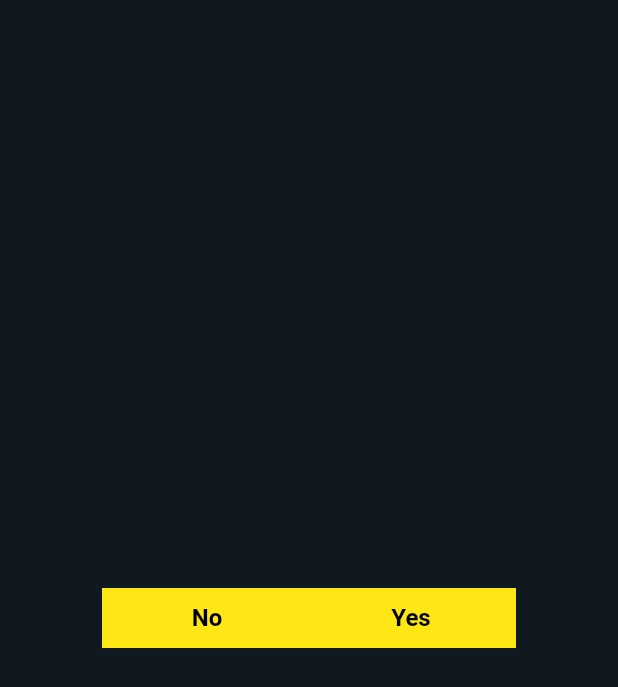
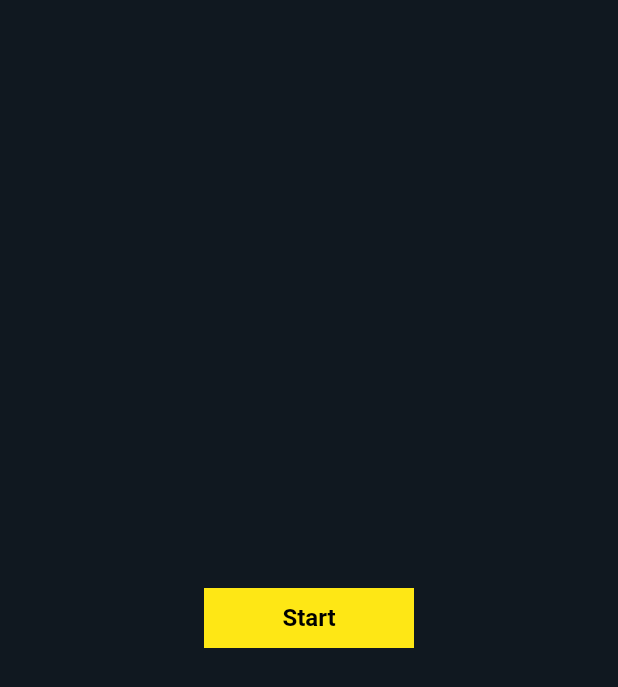
Before and after one commit to callumf222/Decision-Game, a Flutter app: the screen it shows after launch, on a phone screen of 412 x 824 dp. Shown: the top 687 px of the screen. Run offline on Flutter 3.47's test engine with Material 2 defaults, Android fonts, the phone set to English and light mode, and no system bars; drawn by our look-alikes of animated_background; our stand-ins replace hive, hive_flutter; accounts and stored records are empty.

Commit message:
Adding start button

```diff
--- a/lib/main.dart
+++ b/lib/main.dart
@@ -73,9 +73,10 @@ class MyFlutterState extends State<MyFlutterApp> with TickerProviderStateMixin {
   late int yesID;
   String description = "";
 
+  bool visableStartID = true;
   bool visableRestartID = false;
-  bool visableYesID = true;
-  bool visableNoID = true;
+  bool visableYesID = false;
+  bool visableNoID = false;
 
   @override
   void initState()  {
@@ -88,7 +89,7 @@ class MyFlutterState extends State<MyFlutterApp> with TickerProviderStateMixin {
            ID = current.ID;
            yesID = current.yesID;
            noID = current.noID;
-           description = current.description;
+           description = "Press start when you are ready!";
          }
        });
     });
@@ -130,6 +131,23 @@ class MyFlutterState extends State<MyFlutterApp> with TickerProviderStateMixin {
     });
   }
 
+  void startOnClickHandler(){
+    setState(() {
+      DecisionMap? current = box.get(1);
+      if(current != null) {
+        ID = current.ID;
+        yesID = current.yesID;
+        noID = current.noID;
+        description = current.description;
+
+        visableStartID = false;
+        visableRestartID = false;
+        visableYesID = true;
+        visableNoID = true;
+      }
+    });
+  }
+
   void restartOnClickHandler(){
     setState(() {
       DecisionMap? current = box.get(1);
@@ -137,10 +155,13 @@ class MyFlutterState extends State<MyFlutterApp> with TickerProviderStateMixin {
         ID = current.ID;
         yesID = current.yesID;
         noID = current.noID;
-        description = current.description;
+        description = "Press start when you are ready!";
+        //description = current.description;
+
+        visableStartID = true;
         visableRestartID = false;
-        visableYesID = true;
-        visableNoID = true;
+        visableYesID = false;
+        visableNoID = false;
       }
     });
   }
@@ -177,6 +198,35 @@ class MyFlutterState extends State<MyFlutterApp> with TickerProviderStateMixin {
           child: Stack(
             alignment: Alignment.topLeft,
             children: [
+
+
+              Visibility(
+                visible: visableStartID,
+                child: Align(
+                  alignment: const Alignment(0.0, 0.0),
+                  child: MaterialButton(
+                    onPressed: () {startOnClickHandler();},
+                    color: const Color(0xfffee715),
+                    elevation: 0,
+                    shape: const RoundedRectangleBorder(
+                      borderRadius: BorderRadius.zero,
+                    ),
+                    textColor: const Color(0xff000000),
+                    height: 40,
+                    minWidth: 140,
+                    padding: const EdgeInsets.symmetric(
+                        horizontal: 16, vertical: 8),
+                    child: const Text(
+                      "Start",
+                      style: TextStyle(
+                        fontSize: 16,
+                        fontWeight: FontWeight.w700,
+                        fontStyle: FontStyle.normal,
+                      ),
+                    ),
+                  ),
+                ),
+              ),
 
               Visibility(
                 visible: visableNoID,
```
